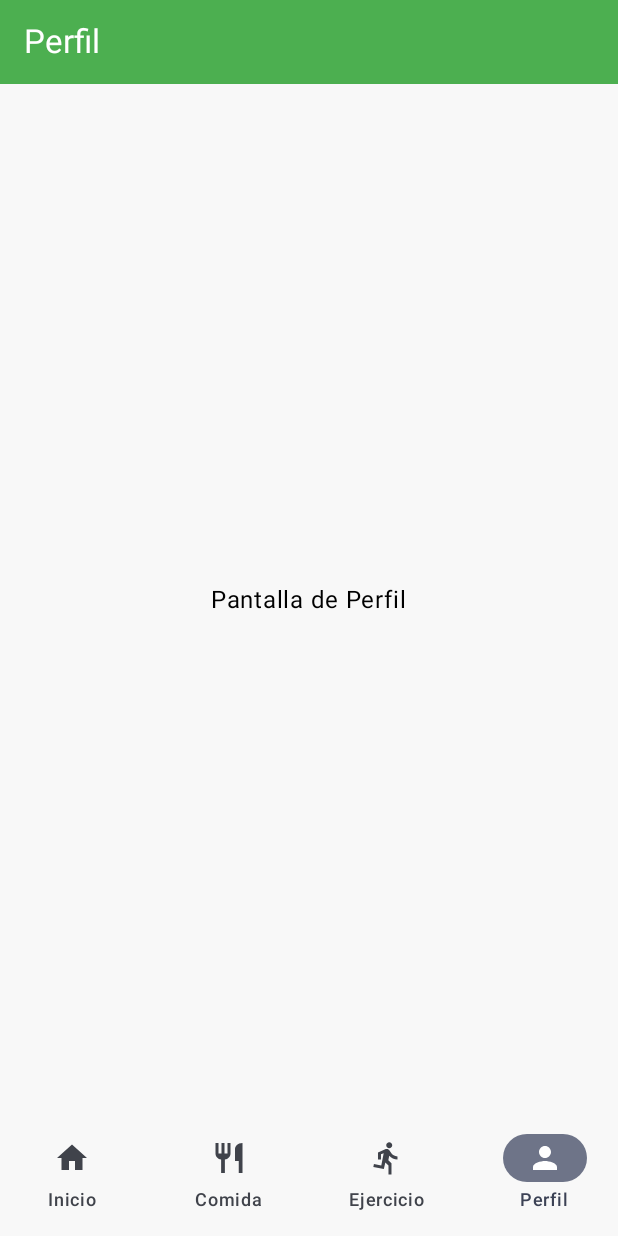
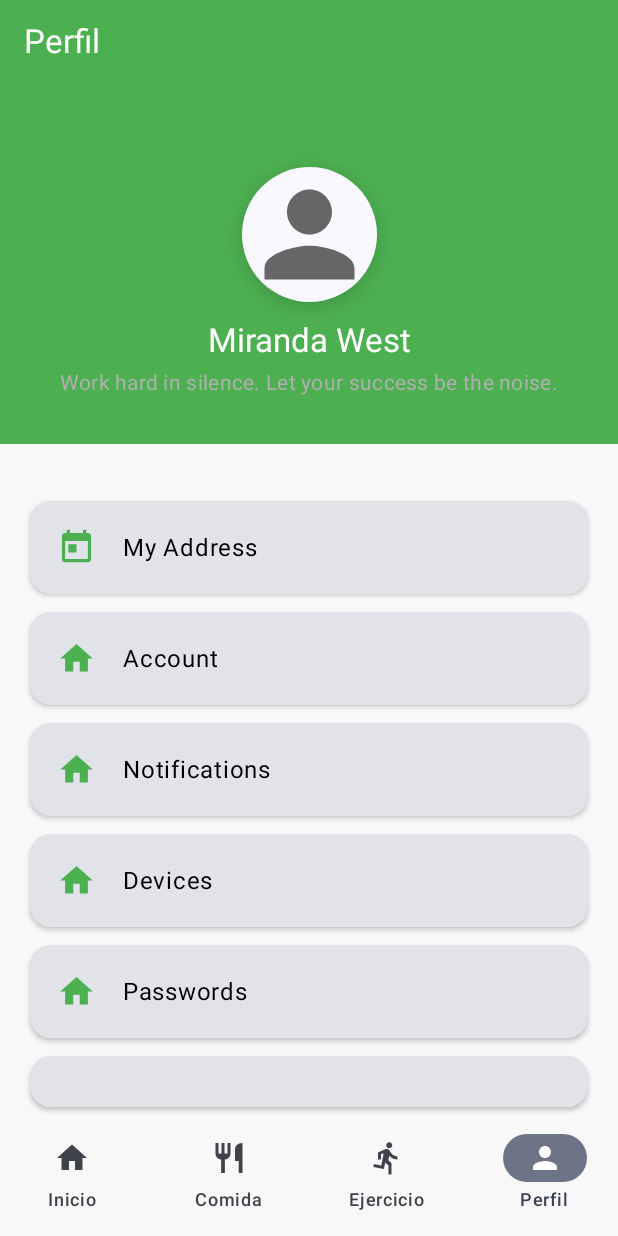
Before and after one commit to chileanpete/PROYECTO-Android, an Android app built with Jetpack Compose: the MainScaffold screen opened through its navigation route, item 4 of the bottom bar chosen, on a phone screen of 412 x 824 dp. Run offline under Robolectric (Android 15) with nearby library versions, the phone set to English and light mode, and no system bars; our stand-ins replace Room's generated code.

Commit message:
Perfil; vista plantilla

```diff
--- a/app/src/main/java/com/example/proyecto_droid/ui/screens/ProfileScreen.kt
+++ b/app/src/main/java/com/example/proyecto_droid/ui/screens/ProfileScreen.kt
@@ -1,15 +1,102 @@
 package com.example.proyecto_droid.ui.screens
 
-import androidx.compose.foundation.layout.Box
-import androidx.compose.foundation.layout.fillMaxSize
+import androidx.compose.foundation.Image
+import androidx.compose.foundation.background
+import androidx.compose.foundation.clickable
+import androidx.compose.foundation.layout.*
+import androidx.compose.foundation.shape.CircleShape
+import androidx.compose.foundation.shape.RoundedCornerShape
+import androidx.compose.material3.Card
+import androidx.compose.material3.CardDefaults
+import androidx.compose.material3.MaterialTheme
+import androidx.compose.material3.Surface
 import androidx.compose.material3.Text
+import androidx.compose.material3.Icon
 import androidx.compose.runtime.Composable
 import androidx.compose.ui.Alignment
 import androidx.compose.ui.Modifier
+import androidx.compose.ui.draw.clip
+import androidx.compose.ui.res.painterResource
+import androidx.compose.ui.unit.dp
+import androidx.compose.ui.unit.sp
+import com.example.proyecto_droid.R
+import com.example.proyecto_droid.ui.theme.GreenPrimary
+import com.example.proyecto_droid.ui.theme.LightGrayText
 
 @Composable
 fun ProfileScreen() {
-    Box(modifier = Modifier.fillMaxSize(), contentAlignment = Alignment.Center) {
-        Text("Pantalla de Perfil")
+    Column(
+        modifier = Modifier
+            .fillMaxSize()
+            .background(color = androidx.compose.ui.graphics.Color(0xFFF8F8F8))
+    ) {
+        // Encabezado con imagen y nombre
+        Box(
+            modifier = Modifier
+                .fillMaxWidth()
+                .height(240.dp)
+                .background(color = GreenPrimary),
+            contentAlignment = Alignment.Center
+        ) {
+            Column(horizontalAlignment = Alignment.CenterHorizontally) {
+                Surface(
+                    shape = CircleShape,
+                    shadowElevation = 8.dp,
+                    modifier = Modifier
+                        .size(90.dp)
+                        .offset(y = 24.dp)
+                ) {
+                    Image(
+                        painter = painterResource(id = R.drawable.ic_profile),
+                        contentDescription = "Foto de perfil",
+                        modifier = Modifier.fillMaxSize()
+                    )
+                }
+                Spacer(modifier = Modifier.height(36.dp))
+                Text(
+                    text = "Miranda West",
+                    style = MaterialTheme.typography.titleLarge.copy(color = androidx.compose.ui.graphics.Color.White, fontSize = 22.sp)
+                )
+                Text(
+                    text = "Work hard in silence. Let your success be the noise.",
+                    style = MaterialTheme.typography.bodyMedium.copy(color = LightGrayText, fontSize = 14.sp),
+                    modifier = Modifier.padding(top = 4.dp)
+                )
+            }
+        }
+        Spacer(modifier = Modifier.height(32.dp))
+        // Opciones de perfil
+        ProfileOptionCard(icon = R.drawable.ic_events, text = "My Address")
+        ProfileOptionCard(icon = R.drawable.ic_launcher_foreground, text = "Account")
+        ProfileOptionCard(icon = R.drawable.ic_launcher_foreground, text = "Notifications")
+        ProfileOptionCard(icon = R.drawable.ic_launcher_foreground, text = "Devices")
+        ProfileOptionCard(icon = R.drawable.ic_launcher_foreground, text = "Passwords")
+        ProfileOptionCard(icon = R.drawable.ic_launcher_foreground, text = "Language")
     }
 }
+
+@Composable
+fun ProfileOptionCard(icon: Int, text: String) {
+    Card(
+        modifier = Modifier
+            .fillMaxWidth()
+            .padding(horizontal = 20.dp, vertical = 6.dp)
+            .clickable { /* Acción al pulsar */ },
+        shape = RoundedCornerShape(14.dp),
+        elevation = CardDefaults.cardElevation(2.dp)
+    ) {
+        Row(
+            verticalAlignment = Alignment.CenterVertically,
+            modifier = Modifier.padding(18.dp)
+        ) {
+            Icon(
+                painter = painterResource(id = icon),
+                contentDescription = text,
+                tint = GreenPrimary,
+                modifier = Modifier.size(26.dp)
+            )
+            Spacer(modifier = Modifier.width(18.dp))
+            Text(text, style = MaterialTheme.typography.bodyLarge.copy(color = androidx.compose.ui.graphics.Color.Black))
+        }
+    }
+}
```
